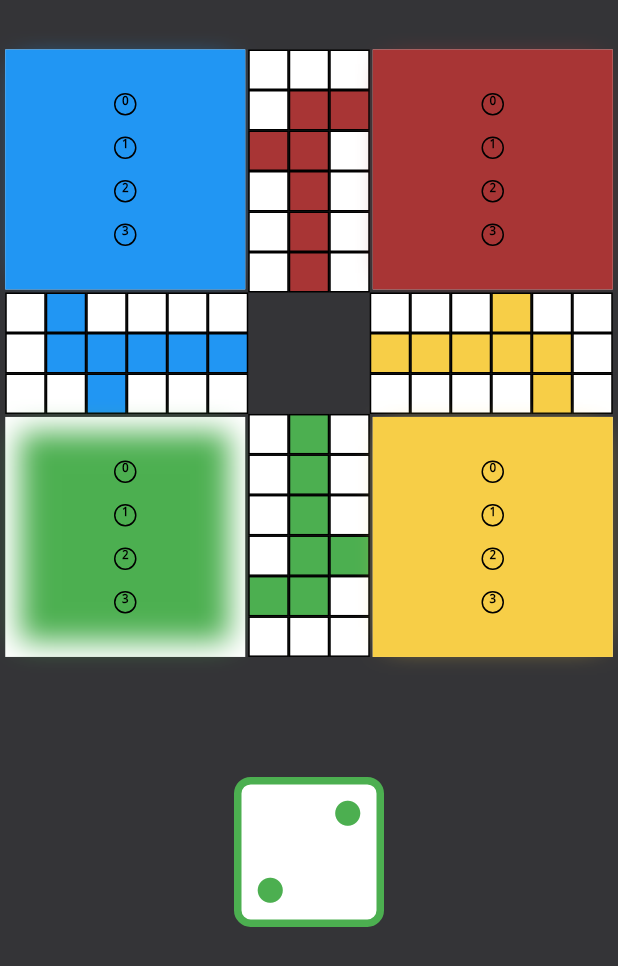
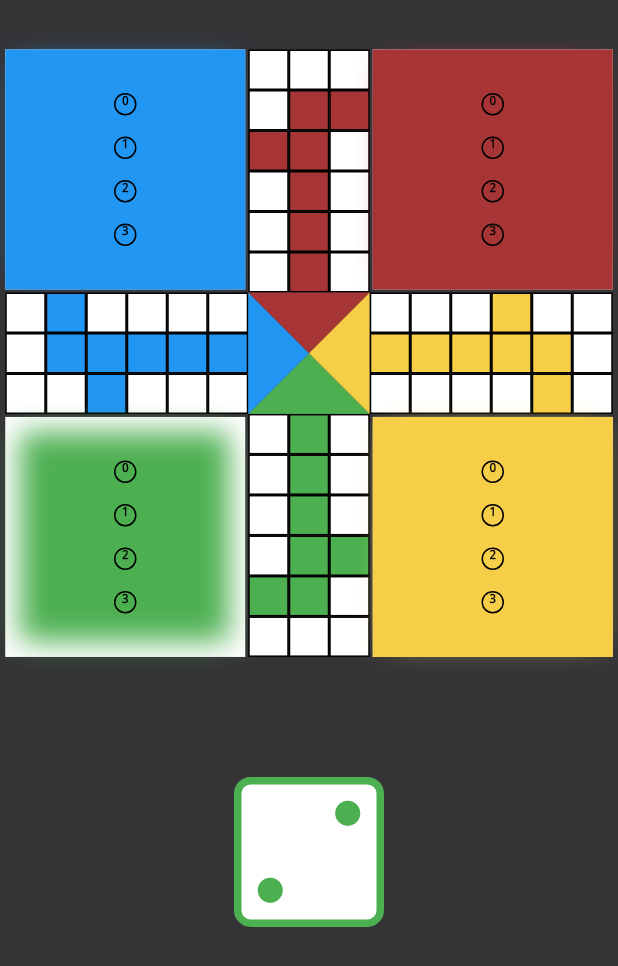
Before and after one commit to burhanhaq/Ludo_App_Game, a Flutter app: the screen it shows after launch, on a phone screen of 412 x 824 dp. Shown: the top 966 px of the screen. Run offline on Flutter 3.47's test engine with Material 2 defaults, Android fonts, the light colour scheme and no system bars.

Commit message:
Added TrianglePainter.dart, and added triangles in the center of Home

```diff
--- a/lib/constants.dart
+++ b/lib/constants.dart
@@ -24,6 +24,7 @@ const Color pink = Color(0xff85203b);
 const Color orange = Color(0xffff9f68);
 
 const kBoxWidth = 25.0;
+const kBoxBorderWidth = 1.0;
 const kHomeWidth = 160.0;
 
 enum PieceType { Green, Blue, Red, Yellow }
--- a/lib/custom_box.dart
+++ b/lib/custom_box.dart
@@ -71,7 +71,7 @@ class _CustomBoxState extends State<CustomBox> {
 //        margin: const EdgeInsets.all(1.0),
         decoration: BoxDecoration(
           color: widget.c,
-          border: Border.all(color: Colors.black, width: 1.0),
+          border: Border.all(color: Colors.black, width: kBoxBorderWidth),
         ),
         child: SizedBox(
           height: kBoxWidth,
--- a/lib/home.dart
+++ b/lib/home.dart
@@ -7,8 +7,11 @@ import 'constants.dart';
 import 'piece_home.dart';
 import 'game_state.dart';
 import 'dice.dart';
+import 'triangle_painter.dart';
 
 class Home extends StatelessWidget {
+  var middleAreaSize = (kBoxWidth + kBoxBorderWidth * 2) * 3;
+
   @override
   Widget build(BuildContext context) {
     var gameState = Provider.of<GameState>(context);
@@ -33,8 +36,8 @@ class Home extends StatelessWidget {
             children: <Widget>[
               SizedBox(height: MediaQuery.of(context).size.height * 0.04),
               SizedBox(
-                height: (kBoxWidth+2) * 15,
-                width: (kBoxWidth+2) * 15,
+                height: (kBoxWidth + kBoxBorderWidth * 2) * 15,
+                width: (kBoxWidth + kBoxBorderWidth * 2) * 15,
                 child: Stack(
                   alignment: Alignment.center,
                   children: <Widget>[
@@ -62,9 +65,34 @@ class Home extends StatelessWidget {
                         child: ColumnArea(piece: PieceType.Blue),
                       ),
                     ),
-                    SizedBox(
-//                      width: kBoxWidth * 3 + 4,
-//                      height: kBoxWidth * 3 + 4,
+                    CustomPaint(
+                      size: Size(middleAreaSize, middleAreaSize),
+                      painter:
+                      TrianglePainter(c: GameState.getColor(PieceType.Green)),
+                    ),
+                    RotatedBox(
+                      quarterTurns: 1,
+                      child: CustomPaint(
+                        size: Size(middleAreaSize, middleAreaSize),
+                        painter:
+                        TrianglePainter(c: GameState.getColor(PieceType.Blue)),
+                      ),
+                    ),
+                    RotatedBox(
+                      quarterTurns: 2,
+                      child: CustomPaint(
+                        size: Size(middleAreaSize, middleAreaSize),
+                        painter:
+                        TrianglePainter(c: GameState.getColor(PieceType.Red)),
+                      ),
+                    ),
+                    RotatedBox(
+                      quarterTurns: 3,
+                      child: CustomPaint(
+                        size: Size(middleAreaSize, middleAreaSize),
+                        painter:
+                        TrianglePainter(c: GameState.getColor(PieceType.Yellow)),
+                      ),
                     ),
                     Positioned(
                       right: 0,
--- /dev/null
+++ b/lib/triangle_painter.dart
@@ -0,0 +1,28 @@
+import 'package:flutter/material.dart';
+
+class TrianglePainter extends CustomPainter {
+  Paint painter;
+  Color c;
+
+  TrianglePainter({@required this.c}) {
+    painter = Paint()
+      ..color = c
+      ..style = PaintingStyle.fill;
+  }
+
+  @override
+  void paint(Canvas canvas, Size size) {
+    var path = Path();
+    path.moveTo(size.width / 2, size.height / 2);
+    path.lineTo(0, size.height);
+    path.lineTo(size.height, size.width);
+    path.close();
+
+    canvas.drawPath(path, painter);
+  }
+
+  @override
+  bool shouldRepaint(CustomPainter oldDelegate) {
+    return false;
+  }
+}
```
